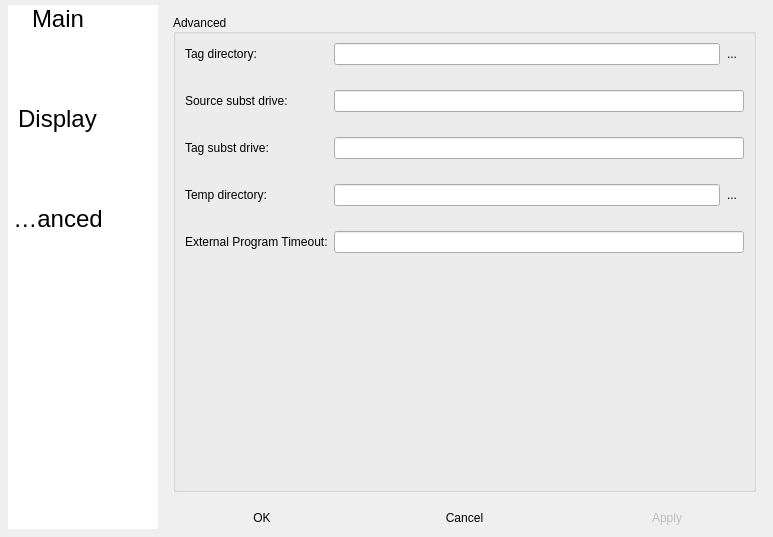
Qt form Resources/Forms/configDialog.ui (ychclone/blink) before a commit.
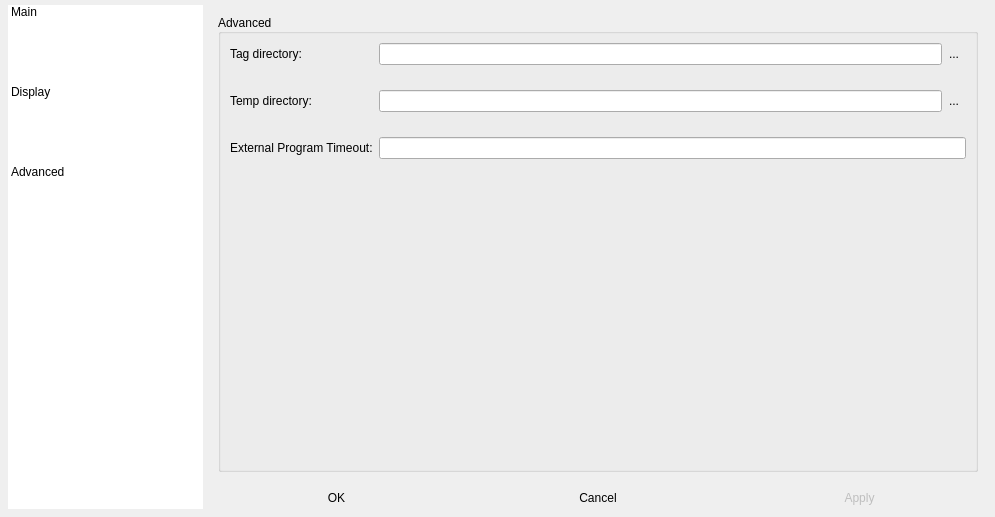
The same form after that commit. The open tabs and pages were chosen to show the change. Icons and pictures are not drawn.

Commit message: - config setting for symbol text size - fix for auto complete

What changed in the file:
```diff
--- a/Resources/Forms/configDialog.ui
+++ b/Resources/Forms/configDialog.ui
@@ -6,8 +6,8 @@
    <rect>
     <x>0</x>
     <y>0</y>
-    <width>773</width>
-    <height>537</height>
+    <width>995</width>
+    <height>517</height>
    </rect>
   </property>
   <property name="windowTitle">
@@ -242,33 +242,13 @@
                </layout>
               </item>
               <item row="2" column="0">
-               <widget class="QLabel" name="label_2">
-                <property name="text">
-                 <string>Source subst drive:</string>
-                </property>
-               </widget>
-              </item>
-              <item row="2" column="1">
-               <widget class="QLineEdit" name="srcSubstDrv_lineEdit"/>
-              </item>
-              <item row="3" column="0">
-               <widget class="QLabel" name="label_3">
-                <property name="text">
-                 <string>Tag subst drive:</string>
-                </property>
-               </widget>
-              </item>
-              <item row="3" column="1">
-               <widget class="QLineEdit" name="tagSubstDrv_lineEdit"/>
-              </item>
-              <item row="4" column="0">
                <widget class="QLabel" name="label_4">
                 <property name="text">
                  <string>Temp directory:</string>
                 </property>
                </widget>
               </item>
-              <item row="4" column="1">
+              <item row="2" column="1">
                <layout class="QHBoxLayout" name="horizontalLayout_2">
                 <item>
                  <widget class="QLineEdit" name="tmpDir_lineEdit"/>
@@ -285,14 +265,14 @@
                 </item>
                </layout>
               </item>
-              <item row="6" column="0">
+              <item row="4" column="0">
                <widget class="QLabel" name="label_5">
                 <property name="text">
                  <string>External Program Timeout:</string>
                 </property>
                </widget>
               </item>
-              <item row="6" column="1">
+              <item row="4" column="1">
                <widget class="QLineEdit" name="timeoutRunExtProgram_lineEdit"/>
               </item>
              </layout>
@@ -305,7 +285,7 @@
       </widget>
      </item>
      <item>
-      <layout class="QHBoxLayout">
+      <layout class="QHBoxLayout" name="_2">
        <item>
         <widget class="QPushButton" name="okButton">
          <property name="text">
@@ -398,35 +378,24 @@
      <property name="gridSize">
       <size>
        <width>100</width>
-       <height>100</height>
+       <height>80</height>
       </size>
      </property>
      <property name="viewMode">
-      <enum>QListView::IconMode</enum>
+      <enum>QListView::ListMode</enum>
      </property>
      <property name="uniformItemSizes">
       <bool>false</bool>
      </property>
-     <property name="wordWrap">
-      <bool>false</bool>
-     </property>
      <property name="selectionRectVisible">
       <bool>false</bool>
      </property>
-     <property name="itemAlignment">
-      <set>Qt::AlignHCenter</set>
-     </property>
      <item>
       <property name="text">
        <string>Main</string>
       </property>
-      <property name="font">
-       <font>
-        <pointsize>18</pointsize>
-       </font>
-      </property>
       <property name="textAlignment">
-       <set>AlignCenter</set>
+       <set>AlignLeading|AlignVCenter</set>
       </property>
       <property name="icon">
        <iconset resource="../app.qrc">
@@ -437,13 +406,8 @@
       <property name="text">
        <string>Display</string>
       </property>
-      <property name="font">
-       <font>
-        <pointsize>18</pointsize>
-       </font>
-      </property>
       <property name="textAlignment">
-       <set>AlignCenter</set>
+       <set>AlignLeading|AlignVCenter</set>
       </property>
       <property name="icon">
        <iconset resource="../app.qrc">
@@ -454,13 +418,8 @@
       <property name="text">
        <string>Advanced</string>
       </property>
-      <property name="font">
-       <font>
-        <pointsize>18</pointsize>
-       </font>
-      </property>
       <property name="textAlignment">
-       <set>AlignCenter</set>
+       <set>AlignLeading|AlignVCenter</set>
       </property>
       <property name="icon">
        <iconset resource="../app.qrc">
```
Left out of the diff: 41 changed lines with no effect on the pictures. The commit also changes 9 other files.
